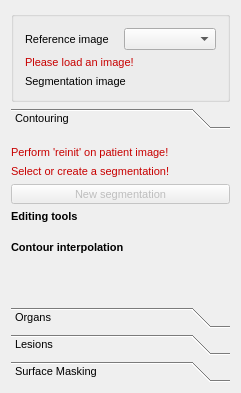
First picture: the form in Modules/Bundles/org.mitk.gui.qt.segmentation/src/internal/QmitkSegmentationControls.ui, repository MITK/MITK, before the edit.
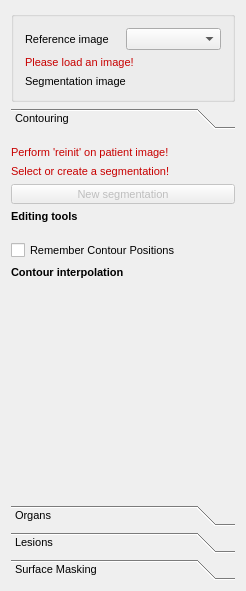
Second picture: the form after the edit. Icons and pictures are not drawn. Custom widgets are drawn as their Qt base class.

Commit message: ENH (#6417): Added a checkbox called "Remember Contour Positions". If activated, for every drawn contour, a node called "contourmarker" is added to the DataStorage, which has as data a PlanarFigure. The geometry of the PlanarFigure is same as the one of current slice, the contour is drawn in.

```diff
--- a/Modules/Bundles/org.mitk.gui.qt.segmentation/src/internal/QmitkSegmentationControls.ui
+++ b/Modules/Bundles/org.mitk.gui.qt.segmentation/src/internal/QmitkSegmentationControls.ui
@@ -6,8 +6,8 @@
    <rect>
     <x>0</x>
     <y>0</y>
-    <width>241</width>
-    <height>393</height>
+    <width>246</width>
+    <height>591</height>
    </rect>
   </property>
   <property name="minimumSize">
@@ -204,8 +204,8 @@
        <rect>
         <x>0</x>
         <y>0</y>
-        <width>223</width>
-        <height>176</height>
+        <width>228</width>
+        <height>374</height>
        </rect>
       </property>
       <attribute name="icon">
@@ -495,6 +495,13 @@
          </property>
         </widget>
        </item>
+       <item>
+        <widget class="QCheckBox" name="cbRememberContourPositions">
+         <property name="text">
+          <string>Remember Contour Positions</string>
+         </property>
+        </widget>
+       </item>
        <item>
         <widget class="QLabel" name="lblInterpolation">
          <property name="font">
```
Left out of the diff: 12 changed lines with no effect on the pictures.
